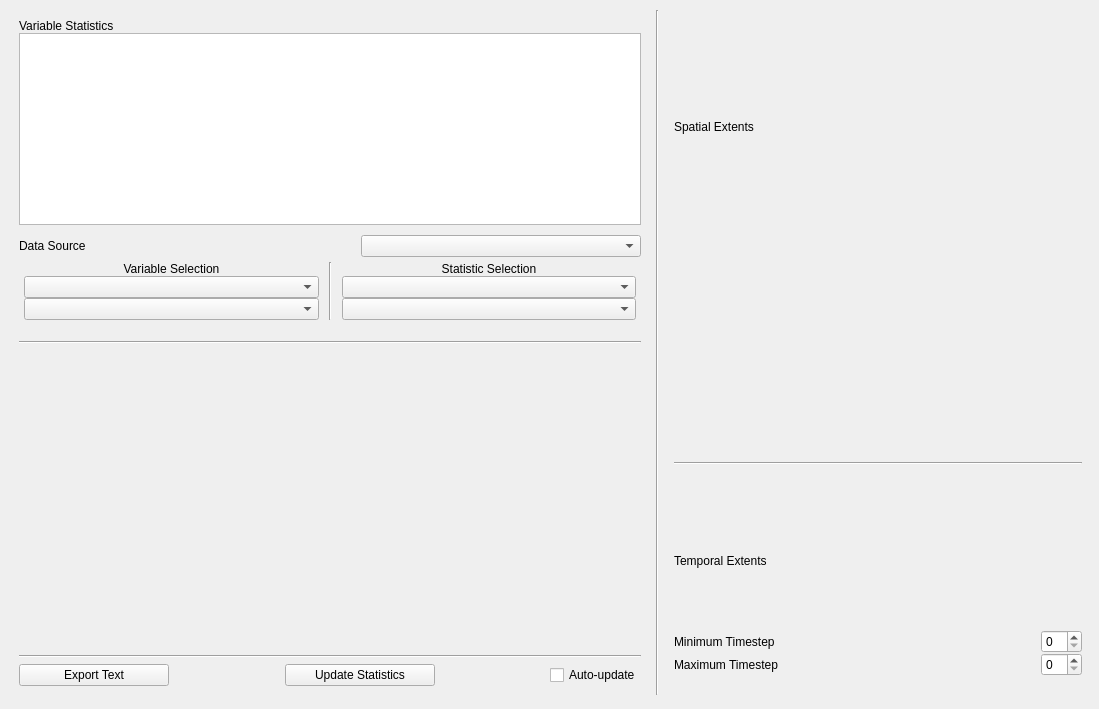
First picture: the form in apps/vaporgui/statsWindow.ui, repository StasJ/vapor-formatted, before the edit.
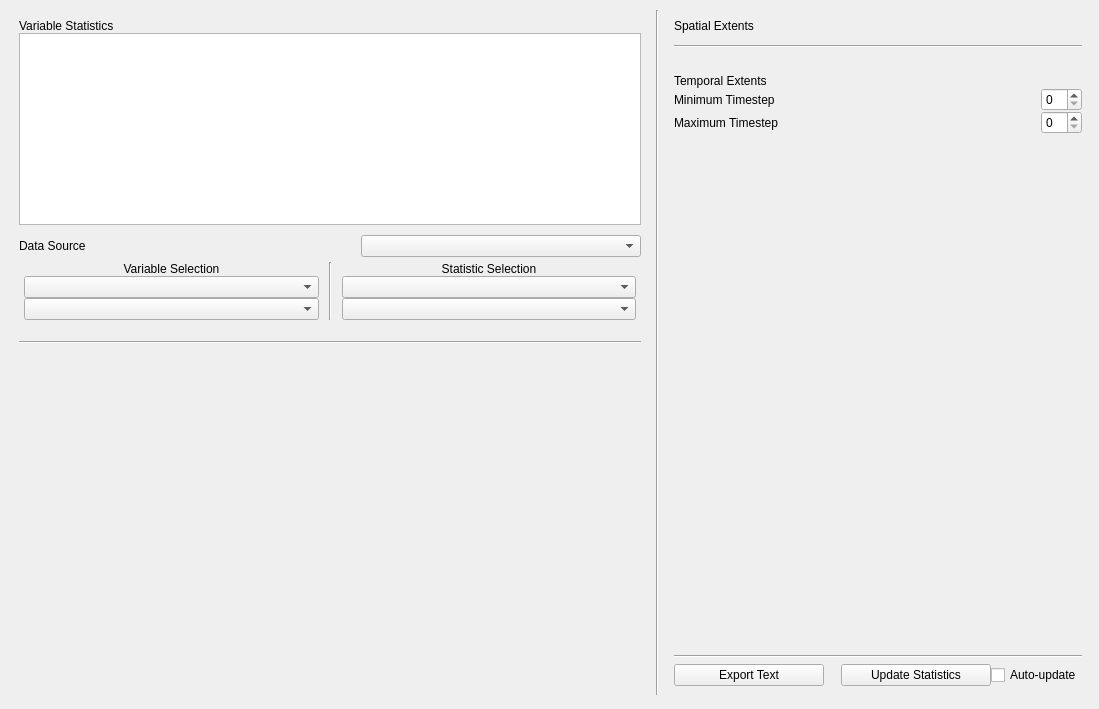
Second picture: the form after the edit. Custom widgets are drawn as their Qt base class.

Commit message: move udpate buttons to the right side

Diff of the .ui file:
```diff
--- a/apps/vaporgui/statsWindow.ui
+++ b/apps/vaporgui/statsWindow.ui
@@ -259,104 +259,6 @@
          </property>
         </widget>
        </item>
-       <item>
-        <widget class="Line" name="line_3">
-         <property name="orientation">
-          <enum>Qt::Horizontal</enum>
-         </property>
-        </widget>
-       </item>
-       <item>
-        <layout class="QVBoxLayout" name="verticalLayout_7">
-         <property name="spacing">
-          <number>5</number>
-         </property>
-         <item>
-          <layout class="QHBoxLayout" name="horizontalLayout_4">
-           <property name="spacing">
-            <number>0</number>
-           </property>
-           <item>
-            <widget class="QPushButton" name="ExportButton">
-             <property name="enabled">
-              <bool>true</bool>
-             </property>
-             <property name="minimumSize">
-              <size>
-               <width>150</width>
-               <height>0</height>
-              </size>
-             </property>
-             <property name="text">
-              <string>Export Text</string>
-             </property>
-             <property name="autoDefault">
-              <bool>false</bool>
-             </property>
-             <property name="default">
-              <bool>false</bool>
-             </property>
-             <property name="flat">
-              <bool>false</bool>
-             </property>
-            </widget>
-           </item>
-           <item>
-            <spacer name="horizontalSpacer_7">
-             <property name="orientation">
-              <enum>Qt::Horizontal</enum>
-             </property>
-             <property name="sizeHint" stdset="0">
-              <size>
-               <width>40</width>
-               <height>20</height>
-              </size>
-             </property>
-            </spacer>
-           </item>
-           <item>
-            <widget class="QPushButton" name="UpdateButton">
-             <property name="minimumSize">
-              <size>
-               <width>150</width>
-               <height>0</height>
-              </size>
-             </property>
-             <property name="text">
-              <string>Update Statistics</string>
-             </property>
-             <property name="autoDefault">
-              <bool>true</bool>
-             </property>
-             <property name="default">
-              <bool>false</bool>
-             </property>
-            </widget>
-           </item>
-           <item>
-            <spacer name="horizontalSpacer_6">
-             <property name="orientation">
-              <enum>Qt::Horizontal</enum>
-             </property>
-             <property name="sizeHint" stdset="0">
-              <size>
-               <width>20</width>
-               <height>20</height>
-              </size>
-             </property>
-            </spacer>
-           </item>
-           <item>
-            <widget class="QCheckBox" name="UpdateCheckbox">
-             <property name="text">
-              <string>Auto-update</string>
-             </property>
-            </widget>
-           </item>
-          </layout>
-         </item>
-        </layout>
-       </item>
       </layout>
      </widget>
     </item>
@@ -372,6 +274,12 @@
       <layout class="QVBoxLayout" name="verticalLayout_2">
        <item>
         <widget class="QLabel" name="RegionLabel">
+         <property name="maximumSize">
+          <size>
+           <width>16777215</width>
+           <height>50</height>
+          </size>
+         </property>
          <property name="text">
           <string>Spatial Extents</string>
          </property>
@@ -492,6 +400,117 @@
          </item>
         </layout>
        </item>
+       <item>
+        <spacer name="verticalSpacer">
+         <property name="orientation">
+          <enum>Qt::Vertical</enum>
+         </property>
+         <property name="sizeHint" stdset="0">
+          <size>
+           <width>20</width>
+           <height>40</height>
+          </size>
+         </property>
+        </spacer>
+       </item>
+       <item>
+        <widget class="Line" name="line_3">
+         <property name="orientation">
+          <enum>Qt::Horizontal</enum>
+         </property>
+        </widget>
+       </item>
+       <item>
+        <layout class="QVBoxLayout" name="verticalLayout_7">
+         <property name="spacing">
+          <number>5</number>
+         </property>
+         <item>
+          <layout class="QHBoxLayout" name="horizontalLayout_4">
+           <property name="spacing">
+            <number>0</number>
+           </property>
+           <item>
+            <widget class="QPushButton" name="ExportButton">
+             <property name="enabled">
+              <bool>true</bool>
+             </property>
+             <property name="minimumSize">
+              <size>
+               <width>150</width>
+               <height>0</height>
+              </size>
+             </property>
+             <property name="text">
+              <string>Export Text</string>
+             </property>
+             <property name="autoDefault">
+              <bool>false</bool>
+             </property>
+             <property name="default">
+              <bool>false</bool>
+             </property>
+             <property name="flat">
+              <bool>false</bool>
+             </property>
+            </widget>
+           </item>
+           <item>
+            <spacer name="horizontalSpacer_7">
+             <property name="orientation">
+              <enum>Qt::Horizontal</enum>
+             </property>
+             <property name="sizeHint" stdset="0">
+              <size>
+               <width>40</width>
+               <height>20</height>
+              </size>
+             </property>
+            </spacer>
+           </item>
+           <item>
+            <widget class="QPushButton" name="UpdateButton">
+             <property name="minimumSize">
+              <size>
+               <width>150</width>
+               <height>0</height>
+              </size>
+             </property>
+             <property name="text">
+              <string>Update Statistics</string>
+             </property>
+             <property name="autoDefault">
+              <bool>true</bool>
+             </property>
+             <property name="default">
+              <bool>false</bool>
+             </property>
+            </widget>
+           </item>
+           <item>
+            <spacer name="horizontalSpacer_6">
+             <property name="orientation">
+              <enum>Qt::Horizontal</enum>
+             </property>
+             <property name="sizeHint" stdset="0">
+              <size>
+               <width>20</width>
+               <height>20</height>
+              </size>
+             </property>
+            </spacer>
+           </item>
+           <item>
+            <widget class="QCheckBox" name="UpdateCheckbox">
+             <property name="text">
+              <string>Auto-update</string>
+             </property>
+            </widget>
+           </item>
+          </layout>
+         </item>
+        </layout>
+       </item>
       </layout>
      </widget>
     </item>
```
